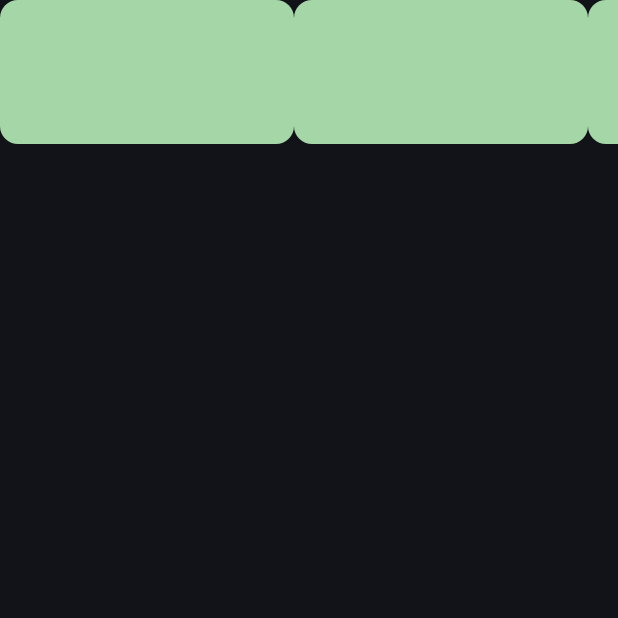
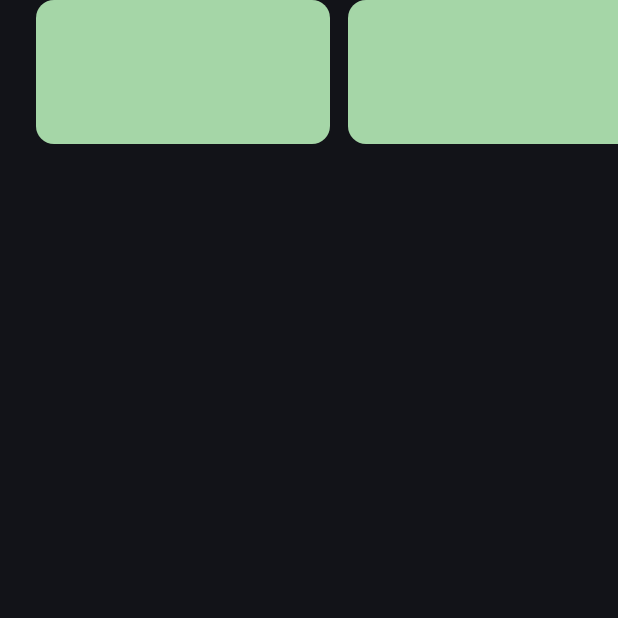
Before and after one commit to delletenebre/aldoro, a Flutter app: the screen it shows after launch, on a phone screen of 412 x 824 dp, the top half of it. Run offline on Flutter 3.47's test engine with Material 3 defaults, Android fonts, the phone set to English and light mode, and no system bars; our stand-ins replace dio, flutter_hooks, flutter_riverpod, flutter_secure_storage, go_router, hooks_riverpod and 1 more.

Commit message:
feat: Refactor list components for improved layout and performance; adjust spacing and padding in horizontal list

```diff
--- a/lib/pages/home_page/home_page.dart
+++ b/lib/pages/home_page/home_page.dart
@@ -32,7 +32,6 @@ class HomePage extends HookConsumerWidget {
           child: VerticalList(
             params: listParams,
             builder: (index, focusNode) {
-              print('HomePage VerticalList builder: index=$index');
               return NewItemsRowView();
             },
           ),
--- a/lib/pages/home_page/ui/new_item_row_view.dart
+++ b/lib/pages/home_page/ui/new_item_row_view.dart
@@ -14,7 +14,14 @@ class ItemsNotifier<T> extends AsyncNotifier<List<int>> {
   @override
   Future<List<int>> build() async {
     await Future.delayed(const Duration(seconds: 1));
-    ref.read(horizontalListProvider(params).notifier).addItems([1, 2, 3, 4, 5, 6]);
+    ref.read(horizontalListProvider(params).notifier).addItems([
+      1,
+      2,
+      3,
+      4,
+      5,
+      6,
+    ]);
     return [];
   }
 }
@@ -32,8 +39,7 @@ class NewItemsRowView extends HookConsumerWidget {
     return HorizontalList(
       focusNode: focusNode,
       params: listParams,
-      builder: (index) =>
-          ListCard(key: ValueKey('list_card_${listParams.id}_$index')),
+      builder: (index) => ListCard(),
     );
   }
 }
--- a/lib/ui/lists/horizontal_list.dart
+++ b/lib/ui/lists/horizontal_list.dart
@@ -33,13 +33,20 @@ class HorizontalList extends ConsumerWidget {
       onLeft: listController.goPrevious,
       onRight: listController.goNext,
       child: ListView.builder(
+        padding: EdgeInsets.symmetric(horizontal: params.padding),
+        controller: listController.scrollController,
         scrollDirection: Axis.horizontal,
         itemCount: listState.itemCount,
-        itemExtent: params.itemExtent,
+        itemExtent: params.itemExtent + params.spacing,
         itemBuilder: (context, index) {
-          return Focus(
-            focusNode: listState.focusNodes[index],
-            child: builder(index),
+          return Padding(
+            padding: .only(
+              right: (index == listState.itemCount - 1) ? 0.0 : params.spacing,
+            ),
+            child: Focus(
+              focusNode: listState.focusNodes[index],
+              child: builder(index),
+            ),
           );
         },
       ),
--- a/lib/ui/lists/horizontal_list_controller.dart
+++ b/lib/ui/lists/horizontal_list_controller.dart
@@ -33,8 +33,8 @@ class HorizontalListNotifier<T> extends Notifier<ListState> {
 
   /// смещение для прокрутки к выбранному элементу
   double get _scrollOffset {
+    final spacing = params.spacing;
     final itemWidth = params.itemExtent;
-    final spacing = params.spacing;
 
     return state.selectedItemIndex * (itemWidth + spacing);
   }
--- a/lib/ui/lists/list_cards/list_card.dart
+++ b/lib/ui/lists/list_cards/list_card.dart
@@ -9,7 +9,6 @@ class ListCard extends StatelessWidget {
   Widget build(BuildContext context) {
     return Container(
       width: size.width,
-      height: size.height,
       decoration: BoxDecoration(
         borderRadius: BorderRadius.circular(12.0),
         color: Colors.green.shade200,
--- a/lib/ui/lists/list_state.dart
+++ b/lib/ui/lists/list_state.dart
@@ -42,11 +42,13 @@ class ListParams {
   final String id;
   final double itemExtent;
   final double spacing;
+  final double padding;
 
   const ListParams({
     required this.id,
     required this.itemExtent,
-    this.spacing = 24.0,
+    this.spacing = 12.0,
+    this.padding = 24.0,
   });
 
   @override
@@ -56,9 +58,10 @@ class ListParams {
     return other is ListParams &&
         other.id == id &&
         other.itemExtent == itemExtent &&
-        other.spacing == spacing;
+        other.spacing == spacing &&
+        other.padding == padding;
   }
 
   @override
-  int get hashCode => Object.hash(id, itemExtent, spacing);
+  int get hashCode => Object.hash(id, itemExtent, spacing, padding);
 }
--- a/lib/ui/lists/vertical_list.dart
+++ b/lib/ui/lists/vertical_list.dart
@@ -1,5 +1,4 @@
 import 'package:flutter/material.dart';
-import 'package:flutter_hooks/flutter_hooks.dart';
 import 'package:hooks_riverpod/hooks_riverpod.dart';
 
 import '../keyboard/dpad.dart';
```
